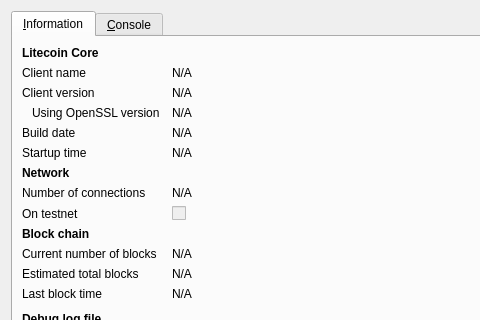
Qt form src/qt/forms/rpcconsole.ui (LGBTQoin/LGBTQoin) before a commit; both pictures show x 0 to 480 and y 0 to 320 of the 740 by 450 pixel window.
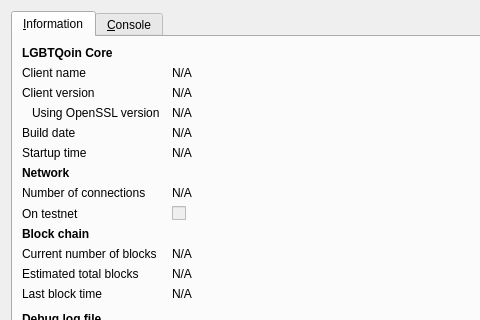
The same form after that commit. Icons and pictures are not drawn.

Patch:
```diff
--- a/src/qt/forms/rpcconsole.ui
+++ b/src/qt/forms/rpcconsole.ui
@@ -36,7 +36,7 @@
           </font>
          </property>
          <property name="text">
-          <string>Litecoin Core</string>
+          <string>LGBTQoin Core</string>
          </property>
         </widget>
        </item>
```
Left out of the diff: 6 changed lines with no effect on the pictures.
